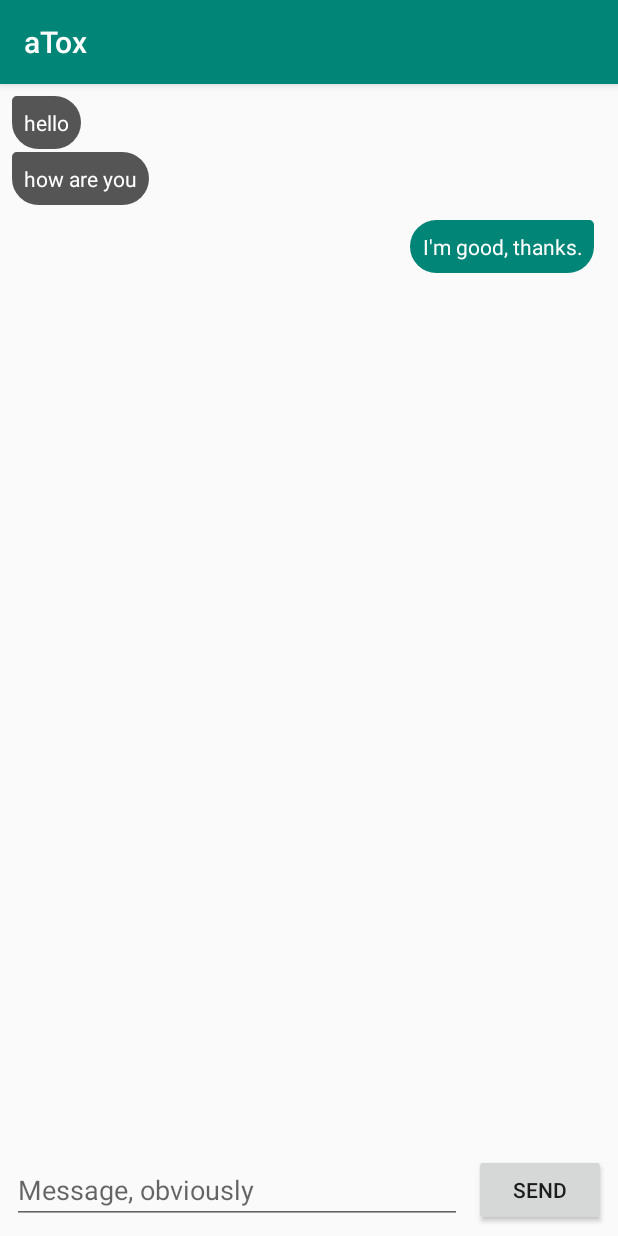
After one commit to evilcorpltd/aTox, an Android app: the ChatActivity screen opened directly, with no data from a screen before it, on a phone screen of 412 x 824 dp. The commit adds this screen. Run offline under Robolectric (Android 15) with nearby library versions, the phone set to English and light mode, and no system bars.

Commit message:
Implement a chat view

```diff
--- /dev/null
+++ b/app/src/main/java/ltd/evilcorp/atox/ChatActivity.kt
@@ -0,0 +1,23 @@
+package ltd.evilcorp.atox
+
+import android.support.v7.app.AppCompatActivity
+import android.os.Bundle
+import android.util.Log
+import android.widget.ListView
+
+class ChatActivity : AppCompatActivity() {
+    override fun onCreate(savedInstanceState: Bundle?) {
+        super.onCreate(savedInstanceState)
+        setContentView(R.layout.activity_chat)
+
+        val username = intent.getStringExtra("username")
+        Log.e("ChatActivity", username)
+
+        val listView = findViewById<ListView>(R.id.messages)
+        val messages = ArrayList<MessageModel>()
+        messages.add(MessageModel("hello", Sender.Received))
+        messages.add(MessageModel("how are you", Sender.Received))
+        messages.add(MessageModel("I'm good, thanks.", Sender.Sent))
+        listView.adapter = MessagesAdapter(this, messages)
+    }
+}
--- a/app/src/main/java/ltd/evilcorp/atox/ContactListActivity.kt
+++ b/app/src/main/java/ltd/evilcorp/atox/ContactListActivity.kt
@@ -1,8 +1,11 @@
 package ltd.evilcorp.atox
 
+import android.content.Intent
 import android.support.v7.app.AppCompatActivity
 import android.os.Bundle
+import android.view.View
 import android.widget.ListView
+import kotlinx.android.synthetic.main.contact_list_view_item.view.*
 
 class ContactListActivity : AppCompatActivity() {
     override fun onCreate(savedInstanceState: Bundle?) {
@@ -25,4 +28,10 @@
         )
         listView.adapter = ContactAdapter(this, contacts)
     }
+
+    fun openChat(view: View) {
+        val intent = Intent(this, ChatActivity::class.java)
+        intent.putExtra("username", view.name.text)
+        startActivity(intent)
+    }
 }
--- /dev/null
+++ b/app/src/main/java/ltd/evilcorp/atox/MessageAdapter.kt
@@ -0,0 +1,41 @@
+package ltd.evilcorp.atox
+
+import android.content.Context
+import android.view.LayoutInflater
+import android.view.View
+import android.view.ViewGroup
+import android.widget.BaseAdapter
+import android.widget.TextView
+
+class MessagesAdapter(private val context: Context, private val messages: MutableList<MessageModel>) : BaseAdapter() {
+    override fun getCount(): Int = messages.size
+    override fun getItem(position: Int): Any = messages[position]
+    override fun getItemId(position: Int): Long = position.toLong()
+
+    override fun getView(position: Int, convertView: View?, parent: ViewGroup): View {
+        val view: View?
+        val vh: ViewHolder
+
+        if (convertView == null) {
+            val inflater = context.getSystemService(Context.LAYOUT_INFLATER_SERVICE) as LayoutInflater
+            view = inflater.inflate(
+                if (messages[position].sender == Sender.Sent) R.layout.message_sent else R.layout.message_received,
+                null,
+                true
+            )
+            vh = ViewHolder(view)
+            view.tag = vh
+        } else {
+            view = convertView
+            vh = view.tag as ViewHolder
+        }
+
+        vh.message.text = messages[position].message
+
+        return view!!
+    }
+
+    private class ViewHolder(row: View) {
+        val message: TextView = row.findViewById(R.id.message) as TextView
+    }
+}
--- /dev/null
+++ b/app/src/main/java/ltd/evilcorp/atox/MessageModel.kt
@@ -0,0 +1,8 @@
+package ltd.evilcorp.atox
+
+enum class Sender {
+    Sent,
+    Received,
+}
+
+class MessageModel(val message: String, val sender: Sender)
--- /dev/null
+++ b/app/src/main/res/drawable/message_divider.xml
@@ -0,0 +1,4 @@
+<?xml version="1.0" encoding="utf-8"?>
+<inset xmlns:android="http://schemas.android.com/apk/res/android">
+    <shape/>
+</inset>
--- /dev/null
+++ b/app/src/main/res/drawable/received_message_bubble.xml
@@ -0,0 +1,6 @@
+<?xml version="1.0" encoding="utf-8"?>
+<shape xmlns:android="http://schemas.android.com/apk/res/android"
+       android:shape="rectangle">
+    <solid android:color="@color/colorGray"/>
+    <corners android:topLeftRadius="5dp" android:radius="30dp"/>
+</shape>
--- /dev/null
+++ b/app/src/main/res/drawable/sent_message_bubble.xml
@@ -0,0 +1,6 @@
+<?xml version="1.0" encoding="utf-8"?>
+<shape xmlns:android="http://schemas.android.com/apk/res/android"
+       android:shape="rectangle">
+    <solid android:color="@color/colorPrimary"/>
+    <corners android:topRightRadius="5dp" android:radius="30dp"/>
+</shape>
--- /dev/null
+++ b/app/src/main/res/layout/activity_chat.xml
@@ -0,0 +1,47 @@
+<?xml version="1.0" encoding="utf-8"?>
+<android.support.constraint.ConstraintLayout
+        xmlns:android="http://schemas.android.com/apk/res/android"
+        xmlns:tools="http://schemas.android.com/tools"
+        xmlns:app="http://schemas.android.com/apk/res-auto"
+        android:layout_width="match_parent"
+        android:layout_height="match_parent"
+        tools:context=".ChatActivity">
+    <ListView
+            android:id="@+id/messages"
+            android:layout_width="0dp"
+            android:layout_height="0dp"
+            android:layout_marginStart="8dp"
+            android:layout_marginTop="8dp"
+            android:layout_marginEnd="8dp"
+            android:layout_marginBottom="8dp"
+            android:divider="@drawable/message_divider"
+            android:dividerHeight="2dp"
+            app:layout_constraintBottom_toTopOf="@+id/message"
+            app:layout_constraintEnd_toEndOf="parent"
+            app:layout_constraintStart_toStartOf="parent"
+            app:layout_constraintTop_toTopOf="parent"/>
+    <EditText
+            android:id="@+id/message"
+            android:layout_width="0dp"
+            android:layout_height="wrap_content"
+            android:layout_marginStart="8dp"
+            android:layout_marginEnd="8dp"
+            android:layout_marginBottom="8dp"
+            android:hint="Message, obviously"
+            app:layout_constraintBottom_toBottomOf="parent"
+            app:layout_constraintEnd_toStartOf="@+id/send"
+            app:layout_constraintHorizontal_bias="0.5"
+            app:layout_constraintStart_toStartOf="parent"/>
+    <Button
+            android:id="@+id/send"
+            android:layout_width="wrap_content"
+            android:layout_height="wrap_content"
+            android:layout_marginEnd="8dp"
+            android:text="Send"
+            android:onClick="sendMessage"
+            app:layout_constraintBottom_toBottomOf="@+id/message"
+            app:layout_constraintEnd_toEndOf="parent"
+            app:layout_constraintHorizontal_bias="0.5"
+            app:layout_constraintStart_toEndOf="@+id/message"
+            app:layout_constraintTop_toTopOf="@+id/message"/>
+</android.support.constraint.ConstraintLayout>
--- a/app/src/main/res/layout/contact_list_view_item.xml
+++ b/app/src/main/res/layout/contact_list_view_item.xml
@@ -9,7 +9,8 @@
             android:orientation="vertical"
             android:layout_marginTop="10dp"
             android:layout_marginBottom="10dp"
-            android:layout_marginStart="10dp">
+            android:layout_marginStart="10dp"
+            android:onClick="openChat">
         <TextView
                 android:id="@+id/name"
                 android:layout_width="wrap_content"
--- /dev/null
+++ b/app/src/main/res/layout/message_received.xml
@@ -0,0 +1,17 @@
+<?xml version="1.0" encoding="utf-8"?>
+<android.support.constraint.ConstraintLayout
+        xmlns:android="http://schemas.android.com/apk/res/android"
+        android:layout_width="match_parent"
+        android:layout_height="wrap_content"
+        android:orientation="vertical"
+        android:layout_margin="8dp">
+    <TextView
+            android:id="@+id/message"
+            android:background="@drawable/received_message_bubble"
+            android:layout_width="wrap_content"
+            android:layout_height="wrap_content"
+            android:layout_margin="8dp"
+            android:gravity="center"
+            android:padding="8dp"
+            android:textColor="@android:color/white"/>
+</android.support.constraint.ConstraintLayout>
--- /dev/null
+++ b/app/src/main/res/layout/message_sent.xml
@@ -0,0 +1,17 @@
+<?xml version="1.0" encoding="utf-8"?>
+<LinearLayout
+        xmlns:android="http://schemas.android.com/apk/res/android"
+        android:layout_width="match_parent"
+        android:layout_height="wrap_content"
+        android:orientation="vertical">
+    <TextView
+            android:id="@+id/message"
+            android:background="@drawable/sent_message_bubble"
+            android:layout_width="wrap_content"
+            android:layout_height="wrap_content"
+            android:layout_gravity="end"
+            android:layout_margin="8dp"
+            android:gravity="center"
+            android:padding="8dp"
+            android:textColor="@android:color/white"/>
+</LinearLayout>
--- a/app/src/main/res/values/colors.xml
+++ b/app/src/main/res/values/colors.xml
@@ -3,4 +3,5 @@
     <color name="colorPrimary">#008577</color>
     <color name="colorPrimaryDark">#00574B</color>
     <color name="colorAccent">#D81B60</color>
+    <color name="colorGray">#555</color>
 </resources>
```
